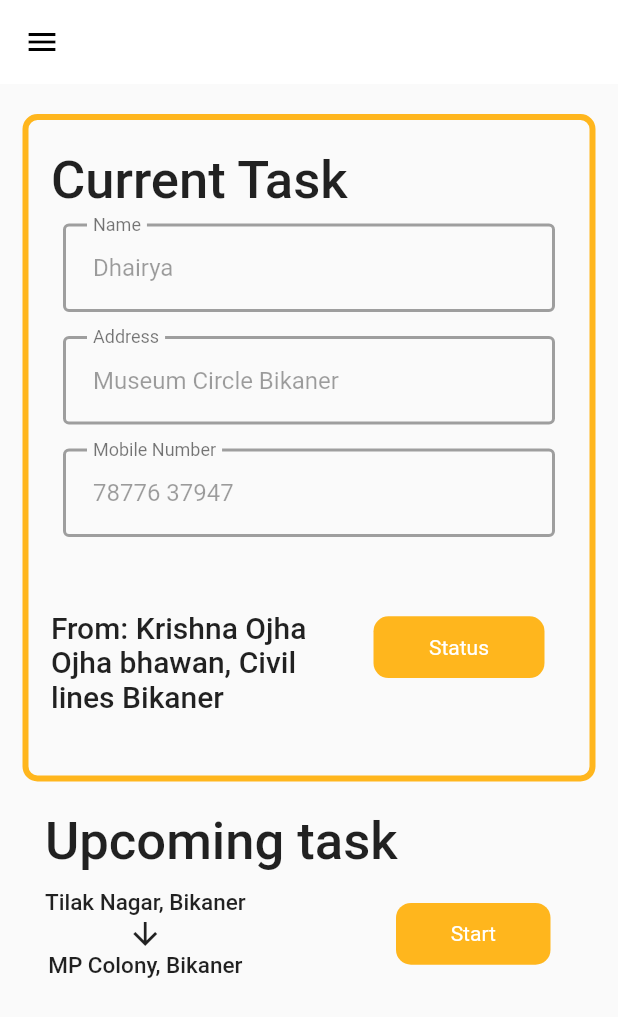
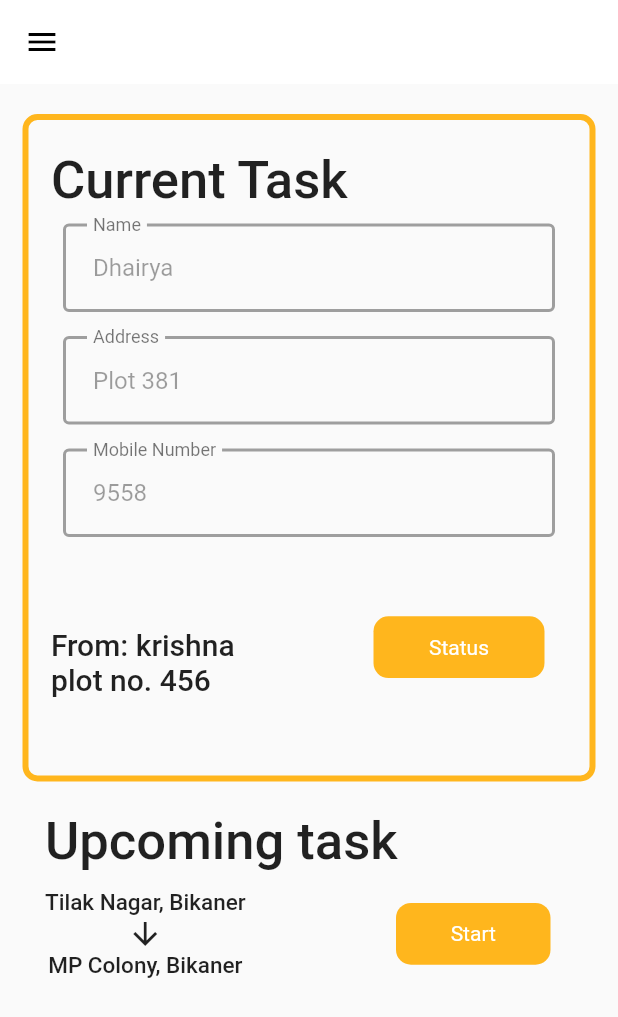
Before and after one commit to sj9102001/KasperTech-task, a Flutter app: the TaskPage screen opened by its route, on a phone screen of 412 x 824 dp. Shown: the top 1017 px of the screen. Run offline on Flutter 3.47's test engine with Material 2 defaults, Android fonts, the phone set to English and light mode, and no system bars; our stand-ins replace geolocator; accounts and stored records are empty.

Commit message:
order delivery data provider added

```diff
--- a/lib/main.dart
+++ b/lib/main.dart
@@ -1,4 +1,6 @@
 import 'package:flutter/material.dart';
+
+import 'package:kaspertechtask/providers/order_delivery_data_provider.dart';
 import 'package:kaspertechtask/screens/login/login_page.dart';
 import 'package:kaspertechtask/screens/task/task_page.dart';
 
@@ -21,6 +23,7 @@ class MyApp extends StatelessWidget {
     return MultiProvider(
       providers: [
         ChangeNotifierProvider(create: (ctx) => Auth()),
+        ChangeNotifierProvider(create: (ctx) => OrderDeliveryDataProvider()),
       ],
       child: MaterialApp(
         debugShowCheckedModeBanner: false,
--- /dev/null
+++ b/lib/models/order_delivery_data.dart
@@ -0,0 +1,25 @@
+class OrderDeliveryData {
+  String orderId;
+  String name;
+  String address;
+  String mobileNumber;
+  String fromName;
+  String fromAddress;
+  String status;
+  double startLatitude;
+  double endLatitude;
+  double startLongitude;
+
+  OrderDeliveryData({
+    required this.orderId,
+    required this.name,
+    required this.address,
+    required this.mobileNumber,
+    required this.fromName,
+    required this.fromAddress,
+    required this.status,
+    required this.startLatitude,
+    required this.endLatitude,
+    required this.startLongitude,
+  });
+}
--- /dev/null
+++ b/lib/providers/order_delivery_data_provider.dart
@@ -0,0 +1,36 @@
+import 'package:flutter/material.dart';
+import 'package:kaspertechtask/models/order_delivery_data.dart';
+import 'package:provider/provider.dart';
+
+class OrderDeliveryDataProvider extends ChangeNotifier {
+  List<OrderDeliveryData> ordersList = [
+    OrderDeliveryData(
+      address: "Plot 381",
+      endLatitude: 73.05645,
+      fromAddress: "plot no. 456",
+      fromName: "krishna",
+      orderId: "001",
+      mobileNumber: "9558",
+      name: "Dhairya",
+      startLatitude: 72.002323,
+      startLongitude: 25.014540,
+      status: "Picked",
+    ),
+    OrderDeliveryData(
+      address: "Plot 356",
+      endLatitude: 73.05645,
+      fromAddress: "plot no. 456",
+      fromName: "krishna",
+      orderId: "002",
+      mobileNumber: "9558",
+      name: "Ekta",
+      startLatitude: 72.002323,
+      startLongitude: 25.014540,
+      status: "Picked",
+    ),
+  ];
+
+  OrderDeliveryData getCurrentDelivery() {
+    return ordersList[0];
+  }
+}
--- a/lib/screens/task/current_task.dart
+++ b/lib/screens/task/current_task.dart
@@ -1,7 +1,10 @@
 import 'package:flutter/material.dart';
 import 'package:kaspertechtask/common/custom_button.dart';
 import 'package:kaspertechtask/common/display_text.dart';
+import 'package:kaspertechtask/models/order_delivery_data.dart';
+import 'package:kaspertechtask/providers/order_delivery_data_provider.dart';
 import 'package:kaspertechtask/screens/task/detail_widget.dart';
+import 'package:provider/provider.dart';
 
 class CurrentTask extends StatefulWidget {
   CurrentTask({
@@ -13,12 +16,6 @@ class CurrentTask extends StatefulWidget {
 }
 
 class _CurrentTaskState extends State<CurrentTask> {
-  String _name = 'Dhairya';
-  String _address = 'Museum Circle Bikaner';
-  String _phoneNumber = '78776 37947';
-  String _fromName = 'Krishna Ojha';
-  String _fromAddress = 'Ojha bhawan, Civil lines Bikaner';
-
   @override
   Widget build(BuildContext context) {
     return Container(
@@ -33,7 +30,10 @@ class _CurrentTaskState extends State<CurrentTask> {
         ),
         borderRadius: BorderRadius.circular(10),
       ),
-      child: Column(
+      child: Consumer<OrderDeliveryDataProvider>(
+          builder: (ctx, orderDeliveryData, _) {
+        OrderDeliveryData current = orderDeliveryData.getCurrentDelivery();
+        return Column(
           mainAxisSize: MainAxisSize.max,
           crossAxisAlignment: CrossAxisAlignment.start,
           children: [
@@ -42,7 +42,9 @@ class _CurrentTaskState extends State<CurrentTask> {
               fontsize: 35,
             ),
             DetailWidget(
-              name: _name, address: _address, phoneNumber: _phoneNumber),
+                name: current.name,
+                address: current.address,
+                phoneNumber: current.mobileNumber),
             Expanded(
               flex: 3,
               child: Row(
@@ -54,14 +56,14 @@ class _CurrentTaskState extends State<CurrentTask> {
                         Container(
                           margin: EdgeInsets.only(top: 20),
                           child: DisplayText(
-                          title: 'From: ${_fromName}',
+                            title: 'From: ${current.fromName}',
                             fontsize: 20,
                           ),
                         ),
                         Container(
                           width: 200,
                           child: DisplayText(
-                          title: _fromAddress,
+                            title: current.fromAddress,
                             fontsize: 20,
                           ),
                         ),
@@ -84,7 +86,8 @@ class _CurrentTaskState extends State<CurrentTask> {
               ),
             )
           ],
-      ),
+        );
+      }),
     );
   }
 }
--- a/lib/screens/task/task_page.dart
+++ b/lib/screens/task/task_page.dart
@@ -1,4 +1,6 @@
 import 'package:flutter/material.dart';
+import 'package:geolocator/geolocator.dart';
+
 import 'package:kaspertechtask/screens/task/upcoming_task.dart';
 
 import './../../common/drawer.dart';
@@ -6,7 +8,6 @@ import './../../common/display_text.dart';
 
 import '/screens/task/current_task.dart';
 
-// ignore: use_key_in_widget_constructors, must_be_immutable
 class TaskPage extends StatelessWidget {
   var scaffoldKey = GlobalKey<ScaffoldState>();
   static const routeName = '/taskpage';
@@ -25,12 +26,14 @@ class TaskPage extends StatelessWidget {
           ),
           backgroundColor: Colors.white,
           elevation: 0),
-      body: Column(
-        crossAxisAlignment: CrossAxisAlignment.start,
-        children: [
-          CurrentTask(),
-          UpcomingTask(),
-        ],
+      body: SingleChildScrollView(
+        child: Column(
+          crossAxisAlignment: CrossAxisAlignment.start,
+          children: [
+            CurrentTask(),
+            UpcomingTask(),
+          ],
+        ),
       ),
     );
   }
--- a/pubspec.yaml
+++ b/pubspec.yaml
@@ -30,6 +30,8 @@ dependencies:
   cupertino_icons: ^1.0.2
   flutter:
     sdk: flutter
+  geocoding: ^2.0.4
+  geolocator: ^9.0.0
   http: ^0.13.4
   provider: ^6.0.3
 
```
Also changed, not shown: pubspec.lock, 4 other files. Lines whose indentation alone changed are shown as unchanged.
